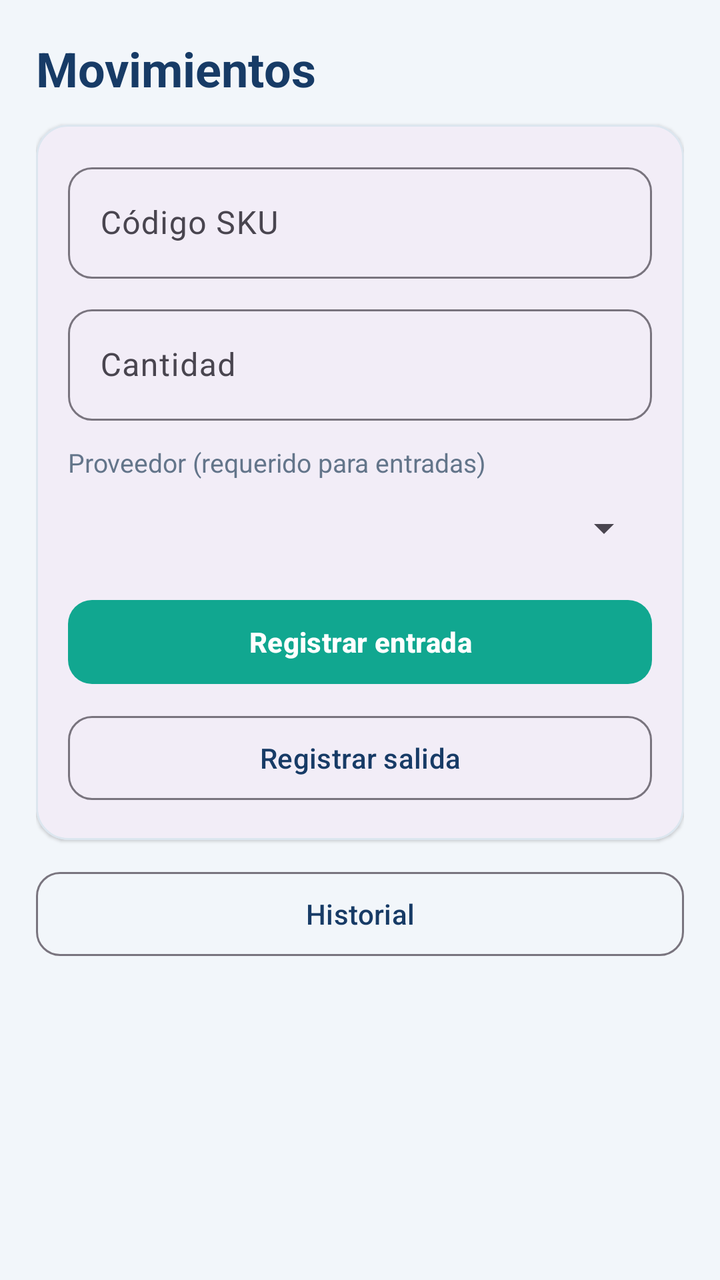
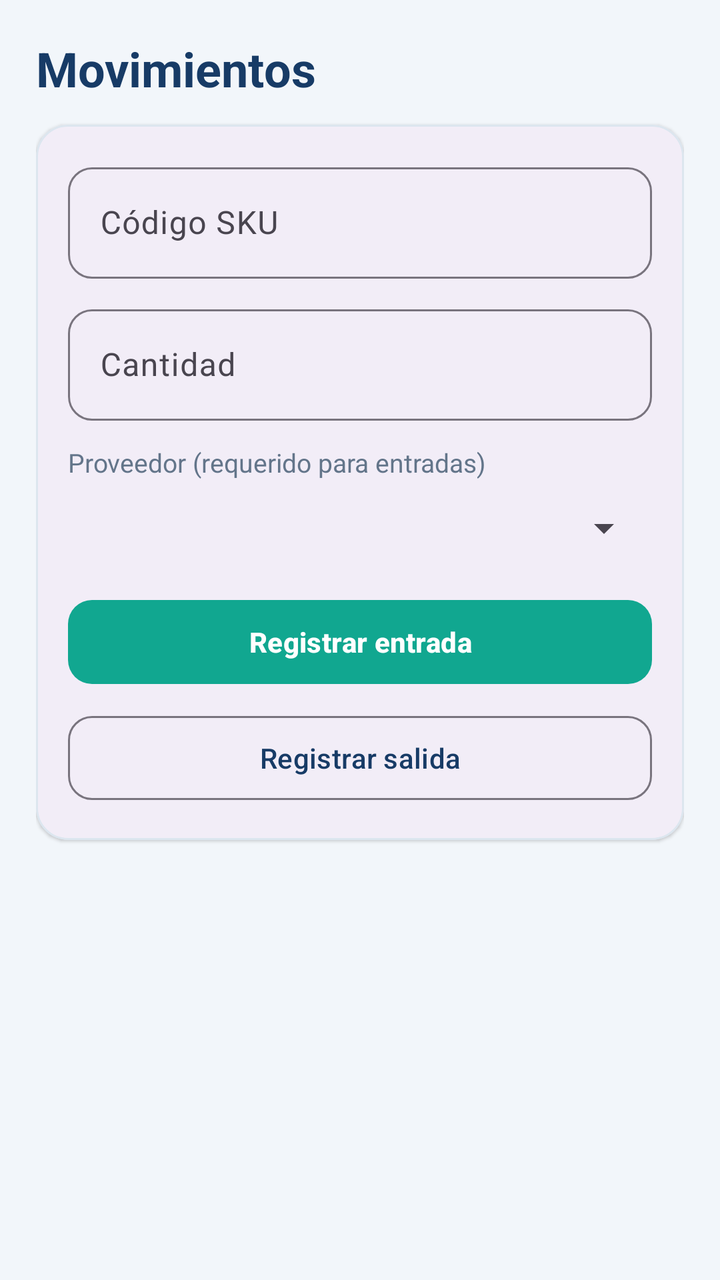

Two renders of the same Android screen: before a commit and after it. Below are the layout's source before the change and the commit's diff.
<!-- AndroidManifest.xml: application theme Theme.SQLite -->
<!-- res/layout/activity_movements.xml -->
<?xml version="1.0" encoding="utf-8"?>
<ScrollView xmlns:android="http://schemas.android.com/apk/res/android" xmlns:app="http://schemas.android.com/apk/res-auto" android:layout_width="match_parent" android:layout_height="match_parent" android:background="@color/bg_light" android:fillViewport="true">
 <LinearLayout android:layout_width="match_parent" android:layout_height="wrap_content" android:orientation="vertical" android:padding="18dp">
  <TextView android:layout_width="match_parent" android:layout_height="wrap_content" android:text="Movimientos" android:textSize="24sp" android:textStyle="bold" android:textColor="@color/primary" android:paddingBottom="12dp" />
  <com.google.android.material.card.MaterialCardView android:layout_width="match_parent" android:layout_height="wrap_content" app:cardCornerRadius="16dp" app:cardElevation="1dp" app:strokeColor="@color/border_soft" app:strokeWidth="1dp">
   <LinearLayout android:layout_width="match_parent" android:layout_height="wrap_content" android:orientation="vertical" android:padding="16dp">
    <com.google.android.material.textfield.TextInputLayout android:layout_width="match_parent" android:layout_height="wrap_content" android:hint="Código SKU" app:boxBackgroundMode="outline" app:boxCornerRadiusTopStart="12dp" app:boxCornerRadiusTopEnd="12dp" app:boxCornerRadiusBottomStart="12dp" app:boxCornerRadiusBottomEnd="12dp">
     <com.google.android.material.textfield.TextInputEditText android:id="@+id/etSku" android:layout_width="match_parent" android:layout_height="wrap_content" android:singleLine="true" android:inputType="text" />
    </com.google.android.material.textfield.TextInputLayout>
    <com.google.android.material.textfield.TextInputLayout android:layout_width="match_parent" android:layout_height="wrap_content" android:hint="Cantidad" android:layout_marginTop="10dp" app:boxBackgroundMode="outline" app:boxCornerRadiusTopStart="12dp" app:boxCornerRadiusTopEnd="12dp" app:boxCornerRadiusBottomStart="12dp" app:boxCornerRadiusBottomEnd="12dp">
     <com.google.android.material.textfield.TextInputEditText android:id="@+id/etQuantity" android:layout_width="match_parent" android:layout_height="wrap_content" android:inputType="number" android:singleLine="true" />
    </com.google.android.material.textfield.TextInputLayout>
    <TextView android:layout_width="match_parent" android:layout_height="wrap_content" android:text="Proveedor (requerido para entradas)" android:textColor="@color/text_secondary" android:textSize="13sp" android:paddingTop="12dp" />
    <Spinner android:id="@+id/spinnerProvider" android:layout_width="match_parent" android:layout_height="48dp" />
    <com.google.android.material.button.MaterialButton android:id="@+id/btnEntry" android:layout_width="match_parent" android:layout_height="50dp" android:text="Registrar entrada" android:textStyle="bold" android:layout_marginTop="8dp" app:cornerRadius="12dp" app:backgroundTint="@color/accent" />
    <com.google.android.material.button.MaterialButton android:id="@+id/btnExit" style="@style/Widget.Material3.Button.OutlinedButton" android:layout_width="match_parent" android:layout_height="50dp" android:text="Registrar salida" android:layout_marginTop="8dp" app:cornerRadius="12dp" />
   </LinearLayout>
  </com.google.android.material.card.MaterialCardView>
  <com.google.android.material.button.MaterialButton android:id="@+id/btnHistory" style="@style/Widget.Material3.Button.OutlinedButton" android:layout_width="match_parent" android:layout_height="50dp" android:text="Historial" android:layout_marginTop="12dp" app:cornerRadius="12dp" />
 </LinearLayout>
</ScrollView>
<!-- resources referenced by this layout -->
<resources>
  <color name="accent">#11A790</color>
  <color name="bg_light">#F2F6FA</color>
  <color name="border_soft">#DCE6EF</color>
  <color name="primary">#173B66</color>
  <color name="text_secondary">#63758A</color>
  <style name="Theme.SQLite" parent="Base.Theme.SQLite" />
  <style name="Base.Theme.SQLite" parent="Theme.Material3.DayNight.NoActionBar">
          <item name="colorPrimary">@color/primary</item>
          <item name="colorSecondary">@color/accent</item>
          <item name="android:statusBarColor">@color/primary_dark</item>
          <item name="android:navigationBarColor">@color/primary_dark</item>
          <item name="android:windowLightStatusBar">false</item>
          <item name="android:windowBackground">@color/bg_light</item>
      </style>
  <color name="primary_dark">#102A49</color>
</resources>

<!-- the commit's change to res/layout/activity_movements.xml (unified diff, before → after) -->
@@ -16,6 +16,5 @@
     <com.google.android.material.button.MaterialButton android:id="@+id/btnExit" style="@style/Widget.Material3.Button.OutlinedButton" android:layout_width="match_parent" android:layout_height="50dp" android:text="Registrar salida" android:layout_marginTop="8dp" app:cornerRadius="12dp" />
    </LinearLayout>
   </com.google.android.material.card.MaterialCardView>
-  <com.google.android.material.button.MaterialButton android:id="@+id/btnHistory" style="@style/Widget.Material3.Button.OutlinedButton" android:layout_width="match_parent" android:layout_height="50dp" android:text="Historial" android:layout_marginTop="12dp" app:cornerRadius="12dp" />
  </LinearLayout>
 </ScrollView>
